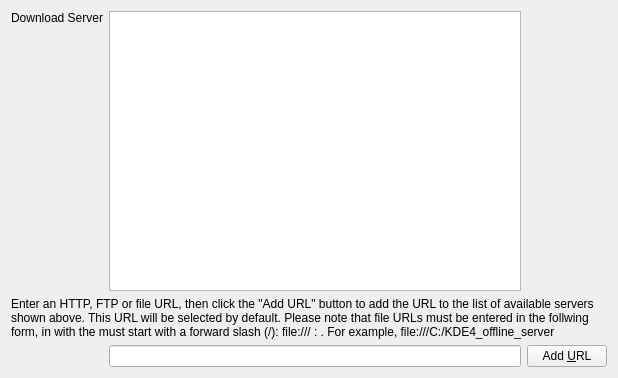
Before: the Qt Designer form gui/mirrorsettingspage.ui in KDE/kdewin-installer, drawn with Qt 5.
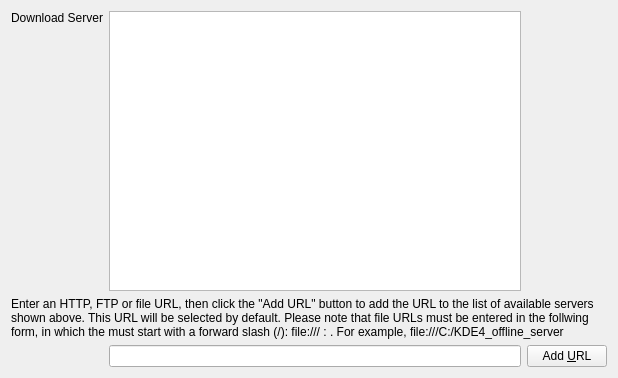
After: the same form once the commit is applied.

What changed in the file:
```diff
--- a/gui/mirrorsettingspage.ui
+++ b/gui/mirrorsettingspage.ui
@@ -51,7 +51,7 @@
    <item row="2" column="0" colspan="3" >
     <widget class="QLabel" name="label" >
      <property name="text" >
-      <string>Enter an HTTP, FTP or file URL, then click the "Add URL" button to add the URL to the list of available servers shown above. This URL will be selected by default. Please note that file URLs must be entered in the follwing form, in with the &lt;path> must start with a forward slash (/): file:///&lt;drive>:&lt;path>. For example, file:///C:/KDE4_offline_server</string>
+      <string>Enter an HTTP, FTP or file URL, then click the "Add URL" button to add the URL to the list of available servers shown above. This URL will be selected by default. Please note that file URLs must be entered in the follwing form, in which the &lt;path> must start with a forward slash (/): file:///&lt;drive>:&lt;path>. For example, file:///C:/KDE4_offline_server</string>
      </property>
      <property name="alignment" >
       <set>Qt::AlignLeading|Qt::AlignLeft|Qt::AlignTop</set>
```
